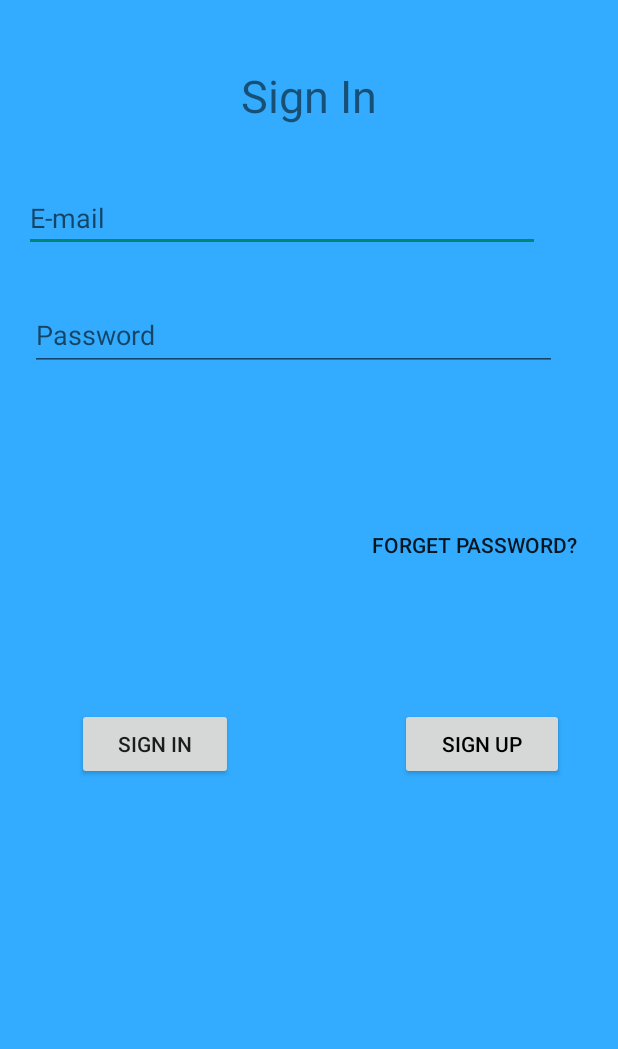
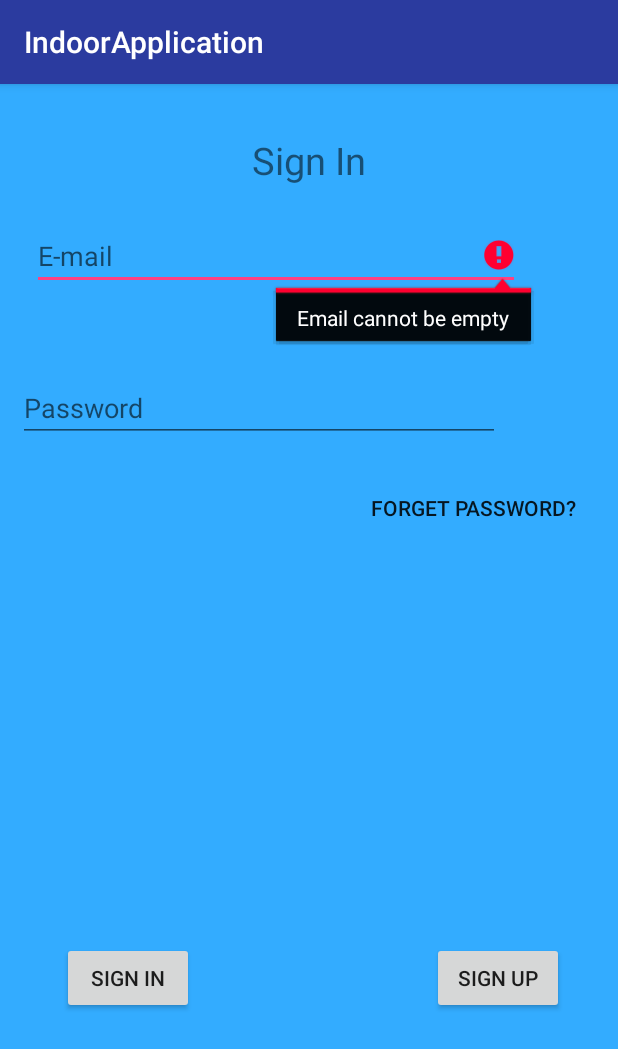
Before and after one commit to Chathu94/IndoorNaviApp, an Android app: the screen it shows after launch (SignInActivity before the commit, LoginActivity after it), after a tap on "SIGN IN", on a phone screen of 412 x 824 dp. Shown: the top 1049 px of the screen. Run offline under Robolectric (Android 15) with nearby library versions, the phone set to English and light mode, and no system bars.

Commit message:
New changes

```diff
--- /dev/null
+++ b/app/src/main/java/com/example/dulajdilrukshan/indoorapplication/LoginActivity.java
@@ -0,0 +1,73 @@
+package com.example.dulajdilrukshan.indoorapplication;
+
+import android.content.DialogInterface;
+import android.content.Intent;
+import android.support.v7.app.AlertDialog;
+import android.support.v7.app.AppCompatActivity;
+import android.os.Bundle;
+import android.view.View;
+import android.widget.EditText;
+
+public class LoginActivity extends AppCompatActivity {
+
+    EditText emailText;
+    EditText passwordText;
+
+    private static final String Login_email = "admin@grr.la";
+    private static final String Login_password = "123";
+
+
+    @Override
+    protected void onCreate(Bundle savedInstanceState) {
+        super.onCreate(savedInstanceState);
+        setContentView(R.layout.activity_login);
+
+        emailText = findViewById(R.id.txtloginemail);
+        passwordText = findViewById(R.id.txtloginpassword);
+    }
+
+    public void login(View view) {
+        String email = emailText.getText().toString();
+        String password = passwordText.getText().toString();
+
+        if (email.isEmpty()) {
+            emailText.setError("Email cannot be empty");
+            return;
+        }
+        if (password.isEmpty()) {
+            passwordText.setError("Password Cannot be Empty");
+            return;
+        }
+
+        String errorMessage = null;
+        if (!email.equals(Login_email)) {
+            errorMessage = "email is incorrect";
+
+        } else if (!password.equals(Login_password)) {
+            errorMessage = "Password is incorrect";
+        }
+        if (errorMessage == null) {
+            Intent homeintent = new Intent(this, HomeActivity.class);
+            startActivity(homeintent);
+
+        } else {
+            AlertDialog.Builder builder = new AlertDialog.Builder(this)
+                    .setTitle("Error")
+                    .setMessage(errorMessage)
+                    .setPositiveButton("OK", new DialogInterface.OnClickListener() {
+                        @Override
+                        public void onClick(DialogInterface dialog, int which) {
+
+                        }
+                    });
+            AlertDialog dialog = builder.create();
+            dialog.show();
+        }
+
+    }
+
+    public void register(View view) {
+        Intent reg = new Intent(this,SignUpActivity.class);
+        startActivity(reg);
+    }
+}
--- a/app/src/main/java/com/example/dulajdilrukshan/indoorapplication/MainActivity.java
+++ b/app/src/main/java/com/example/dulajdilrukshan/indoorapplication/MainActivity.java
@@ -1,5 +1,7 @@
 package com.example.dulajdilrukshan.indoorapplication;
 
+import android.content.Intent;
+import android.os.Handler;
 import android.support.v7.app.AppCompatActivity;
 import android.os.Bundle;
 
@@ -9,5 +11,14 @@ public class MainActivity extends AppCompatActivity {
     protected void onCreate(Bundle savedInstanceState) {
         super.onCreate(savedInstanceState);
         setContentView(R.layout.activity_main);
+         new Handler().postDelayed(new Runnable() {
+             @Override
+             public void run() {
+                 Intent intent = null;
+
+                 intent = new Intent(MainActivity.this,LoginActivity.class);
+                 startActivity(intent);
+             }
+         }, 3000);
     }
 }
--- a/app/src/main/java/com/example/dulajdilrukshan/indoorapplication/SignInActivity.java
+++ b/app/src/main/java/com/example/dulajdilrukshan/indoorapplication/NavigateActivity.java
@@ -3,11 +3,11 @@ package com.example.dulajdilrukshan.indoorapplication;
 import android.support.v7.app.AppCompatActivity;
 import android.os.Bundle;
 
-public class SignInActivity extends AppCompatActivity {
+public class NavigateActivity extends AppCompatActivity {
 
     @Override
     protected void onCreate(Bundle savedInstanceState) {
         super.onCreate(savedInstanceState);
-        setContentView(R.layout.activity_sign_in);
+        setContentView(R.layout.activity_navigate);
     }
 }
--- /dev/null
+++ b/app/src/main/res/layout/activity_login.xml
@@ -0,0 +1,99 @@
+<?xml version="1.0" encoding="utf-8"?>
+<android.support.constraint.ConstraintLayout xmlns:android="http://schemas.android.com/apk/res/android"
+    xmlns:app="http://schemas.android.com/apk/res-auto"
+    xmlns:tools="http://schemas.android.com/tools"
+    android:layout_width="match_parent"
+    android:layout_height="match_parent"
+    android:background="#33ACFF"
+    tools:context=".LoginActivity">
+
+    <EditText
+        android:id="@+id/txtloginemail"
+        android:layout_width="325dp"
+        android:layout_height="wrap_content"
+        android:layout_marginEnd="8dp"
+        android:layout_marginStart="8dp"
+        android:layout_marginTop="92dp"
+        android:ems="10"
+        android:hint="E-mail"
+        android:inputType="textEmailAddress"
+        app:layout_constraintEnd_toEndOf="parent"
+        app:layout_constraintHorizontal_bias="0.186"
+        app:layout_constraintStart_toStartOf="parent"
+        app:layout_constraintTop_toTopOf="parent" />
+
+    <TextView
+        android:id="@+id/txtsignin"
+        android:layout_width="wrap_content"
+        android:layout_height="wrap_content"
+        android:layout_marginBottom="8dp"
+        android:layout_marginEnd="8dp"
+        android:layout_marginStart="8dp"
+        android:layout_marginTop="8dp"
+        android:text="Sign In"
+        android:textSize="25sp"
+        app:layout_constraintBottom_toBottomOf="parent"
+        app:layout_constraintEnd_toEndOf="parent"
+        app:layout_constraintHorizontal_bias="0.501"
+        app:layout_constraintStart_toStartOf="parent"
+        app:layout_constraintTop_toTopOf="parent"
+        app:layout_constraintVertical_bias="0.035" />
+
+    <EditText
+        android:id="@+id/txtloginpassword"
+        android:layout_width="321dp"
+        android:layout_height="wrap_content"
+        android:layout_marginEnd="8dp"
+        android:layout_marginStart="8dp"
+        android:layout_marginTop="56dp"
+        android:ems="10"
+        android:hint="Password"
+        android:inputType="textPassword"
+        app:layout_constraintEnd_toEndOf="parent"
+        app:layout_constraintHorizontal_bias="0.052"
+        app:layout_constraintStart_toStartOf="parent"
+        app:layout_constraintTop_toBottomOf="@+id/txtloginemail" />
+
+    <Button
+        android:id="@+id/btnsigin"
+        android:layout_width="wrap_content"
+        android:layout_height="wrap_content"
+        android:layout_marginBottom="148dp"
+        android:layout_marginEnd="8dp"
+        android:layout_marginStart="16dp"
+        android:layout_marginTop="8dp"
+        android:onClick="login"
+        android:text="Sign In"
+        app:layout_constraintBottom_toBottomOf="parent"
+        app:layout_constraintEnd_toStartOf="@+id/btnsignup"
+        app:layout_constraintHorizontal_bias="0.145"
+        app:layout_constraintStart_toStartOf="parent"
+        app:layout_constraintTop_toBottomOf="@+id/txtloginpassword"
+        app:layout_constraintVertical_bias="1.0" />
+
+    <Button
+        android:id="@+id/btnsignup"
+        android:layout_width="wrap_content"
+        android:layout_height="wrap_content"
+        android:layout_marginBottom="148dp"
+        android:layout_marginEnd="36dp"
+        android:layout_marginTop="8dp"
+        android:onClick="register"
+        android:text="Sign Up"
+        app:layout_constraintBottom_toBottomOf="parent"
+        app:layout_constraintEnd_toEndOf="parent"
+        app:layout_constraintTop_toBottomOf="@+id/btnforgetpass"
+        app:layout_constraintVertical_bias="1.0" />
+
+    <Button
+        android:id="@+id/btnforgetpass"
+        android:layout_width="wrap_content"
+        android:layout_height="31dp"
+        android:layout_marginEnd="28dp"
+        android:layout_marginTop="28dp"
+        android:background="@android:color/transparent"
+        android:text="Forget Password?"
+        app:layout_constraintEnd_toEndOf="parent"
+        app:layout_constraintTop_toBottomOf="@+id/txtloginpassword" />
+
+</android.support.constraint.ConstraintLayout>
--- a/app/src/main/res/layout/activity_sign_in.xml
+++ /dev/null
@@ -1,106 +0,0 @@
-<?xml version="1.0" encoding="utf-8"?>
-<android.support.constraint.ConstraintLayout xmlns:android="http://schemas.android.com/apk/res/android"
-    xmlns:app="http://schemas.android.com/apk/res-auto"
-    xmlns:tools="http://schemas.android.com/tools"
-    android:layout_width="match_parent"
-    android:layout_height="match_parent"
-    android:background="#33ACFF"
-    tools:context=".SignInActivity">
-
-    <TextView
-        android:id="@+id/signIn"
-        android:layout_width="wrap_content"
-        android:layout_height="wrap_content"
-        android:layout_marginBottom="8dp"
-        android:layout_marginEnd="8dp"
-        android:layout_marginStart="8dp"
-        android:layout_marginTop="8dp"
-        android:text="Sign In"
-        android:textSize="30dp"
-        app:layout_constraintBottom_toBottomOf="parent"
-        app:layout_constraintEnd_toEndOf="parent"
-        app:layout_constraintStart_toStartOf="parent"
-        app:layout_constraintTop_toTopOf="parent"
-        app:layout_constraintVertical_bias="0.046" />
-
-    <EditText
-        android:id="@+id/txtsigninemail"
-        android:layout_width="344dp"
-        android:layout_height="44dp"
-        android:layout_marginEnd="8dp"
-        android:layout_marginStart="16dp"
-        android:layout_marginTop="124dp"
-        android:ems="10"
-        android:hint="E-mail"
-        android:inputType="textEmailAddress"
-        app:layout_constraintEnd_toEndOf="parent"
-        app:layout_constraintHorizontal_bias="0.0"
-        app:layout_constraintStart_toStartOf="parent"
-        app:layout_constraintTop_toTopOf="parent" />
-
-    <EditText
-        android:id="@+id/txtsigninpassword"
-        android:layout_width="351dp"
-        android:layout_height="47dp"
-        android:layout_marginBottom="8dp"
-        android:layout_marginEnd="8dp"
-        android:layout_marginStart="16dp"
-        android:layout_marginTop="32dp"
-        android:ems="10"
-        android:hint="Password"
-        android:inputType="textPassword"
-        app:layout_constraintBottom_toBottomOf="parent"
-        app:layout_constraintEnd_toEndOf="parent"
-        app:layout_constraintHorizontal_bias="0.111"
-        app:layout_constraintStart_toStartOf="parent"
-        app:layout_constraintTop_toBottomOf="@+id/txtsigninemail"
-        app:layout_constraintVertical_bias="0.0" />
-
-    <Button
-        android:id="@+id/btnsignin"
-        android:layout_width="104dp"
-        android:layout_height="48dp"
-        android:layout_marginBottom="8dp"
-        android:layout_marginEnd="8dp"
-        android:layout_marginStart="8dp"
-        android:layout_marginTop="8dp"
-        android:onClick="signIn"
-        android:text="Sign In"
-        app:layout_constraintBottom_toBottomOf="parent"
-        app:layout_constraintEnd_toStartOf="@+id/btnsignup"
-        app:layout_constraintHorizontal_bias="0.294"
-        app:layout_constraintStart_toStartOf="parent"
-        app:layout_constraintTop_toBottomOf="@+id/txtsigninpassword"
-        app:layout_constraintVertical_bias="0.423" />
-
-    <Button
-        android:id="@+id/btnsignup"
-        android:layout_width="109dp"
-        android:layout_height="48dp"
-        android:layout_marginBottom="8dp"
-        android:layout_marginEnd="36dp"
-        android:layout_marginTop="8dp"
-        android:text="Sign Up"
-        android:textColor="#000000"
-        app:layout_constraintBottom_toBottomOf="parent"
-        app:layout_constraintEnd_toEndOf="parent"
-        app:layout_constraintTop_toBottomOf="@+id/txtsigninpassword"
-        app:layout_constraintVertical_bias="0.423" />
-
-    <Button
-        android:id="@+id/btnforgetpass"
-        android:layout_width="139dp"
-        android:layout_height="25dp"
-        android:layout_marginBottom="8dp"
-        android:layout_marginEnd="8dp"
-        android:layout_marginStart="8dp"
-        android:layout_marginTop="8dp"
-        android:background="@android:color/transparent"
-        android:text="Forget Password?"
-        app:layout_constraintBottom_toTopOf="@+id/btnsignup"
-        app:layout_constraintEnd_toEndOf="parent"
-        app:layout_constraintHorizontal_bias="0.93"
-        app:layout_constraintStart_toStartOf="parent"
-        app:layout_constraintTop_toBottomOf="@+id/txtsigninpassword"
-        app:layout_constraintVertical_bias="0.519" />
-</android.support.constraint.ConstraintLayout>
--- a/app/src/main/res/values/strings.xml
+++ b/app/src/main/res/values/strings.xml
@@ -4,4 +4,5 @@
     <string name="title_activity_fullscreen">FullscreenActivity</string>
     <string name="dummy_button">Dummy Button</string>
     <string name="dummy_content">DUMMY\nCONTENT</string>
+    <string name="Name">Indorr Navigation</string>
 </resources>
```
Also changed, not shown: app/src/main/AndroidManifest.xml (+5 -4 lines), app/src/main/java/com/example/dulajdilrukshan/indoorapplication/HomeActivity.java (+12 -0 lines), app/src/main/java/com/example/dulajdilrukshan/indoorapplication/SignUpActivity.java (+7 -0 lines), app/src/main/res/layout/activity_home.xml (+55 -51 lines), app/src/main/res/layout/activity_main.xml (+25 -0 lines), app/src/main/res/layout/activity_navigate.xml (added, +18 -0 lines), app/src/main/res/layout/activity_sign_up.xml (+10 -6 lines), app/src/main/res/drawable/indoor_navigation.jpg (added).
